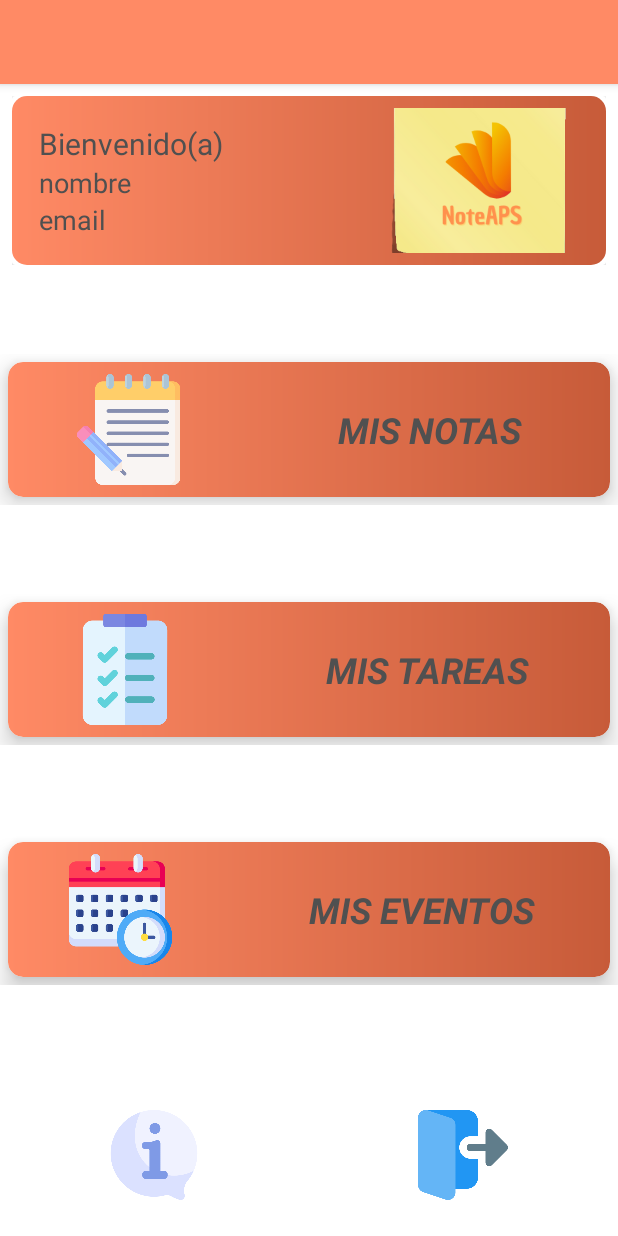
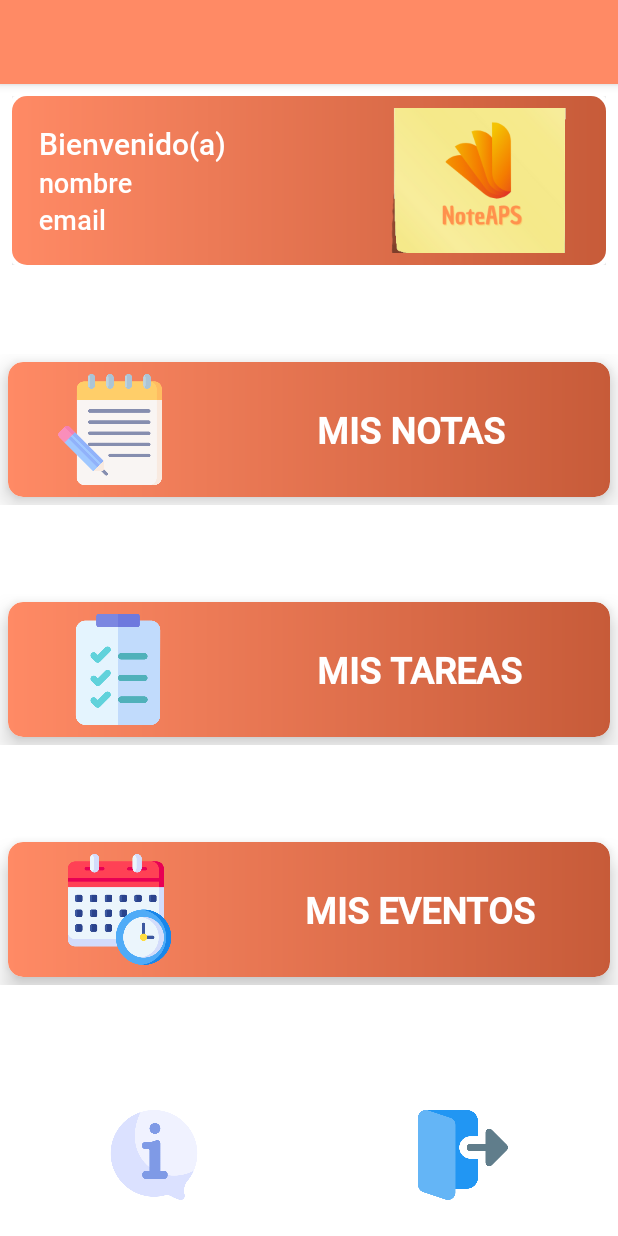
Before and after one commit to antoni0ps/NoteAps, an Android app: the screen it shows after launch once a user with an empty profile is signed in (MenuActivity), on a phone screen of 412 x 824 dp. Run offline under Robolectric (Android 15) with nearby library versions, the light colour scheme and no system bars; our stand-ins replace Firebase (no records; nobody signed in at launch, a user with empty details on screens opened directly).

```diff
--- a/app/src/main/java/com/proyecto/tasksnotes/MenuActivity.kt
+++ b/app/src/main/java/com/proyecto/tasksnotes/MenuActivity.kt
@@ -43,13 +43,9 @@ class MenuActivity : AppCompatActivity() {
 
         loadData()
 
-        //Datos enviados por el botón añadir tarea
-            /*val intent = Intent(this, Add_Task_Activity::class.java)
-            name = binding.tvName.text.toString()
-            email = binding.tvEmail.text.toString()
-            intent.putExtra("name", name)
-            intent.putExtra("email", email)
-            startActivity(intent)*/
+
+
+
 
         binding.myTasksButton.setOnClickListener {
             startActivity(Intent(this, List_Tasks::class.java))
@@ -84,8 +80,8 @@ class MenuActivity : AppCompatActivity() {
                     val email = "" + snapshot.child("email").value
 
                     // En caso de que exista un usuario logueado seteamos el texto con su nombre y su email
-                    binding.tvName.setText("$name $surname")
-                    binding.tvEmail.setText(email)
+                    binding.tvName.text = "$name $surname"
+                    binding.tvEmail.text = email
 
                     //Si existe usuario logueado habilitamos los botones del menu
                     binding.myEventsButton.isEnabled = true
@@ -106,4 +102,5 @@ class MenuActivity : AppCompatActivity() {
         startActivity(Intent(this, MainActivity::class.java))
         Toast.makeText(this, "Cerrando sesión...", Toast.LENGTH_SHORT).show()
     }
+
 }
--- a/app/src/main/java/com/proyecto/tasksnotes/model/Task.kt
+++ b/app/src/main/java/com/proyecto/tasksnotes/model/Task.kt
@@ -11,7 +11,7 @@ class Task {
     var taskDate: String? = null
     var status: String? = null
 
-    constructor() {}
+    constructor()
 
     constructor(userUid: String?, taskId: String?, user: String?, email: String?, registryDate: String?, title: String?, description: String?, finishDate: String?, status: String?) {
         this.userUid = userUid
--- a/app/src/main/res/layout/activity_menu.xml
+++ b/app/src/main/res/layout/activity_menu.xml
@@ -1,12 +1,19 @@
 <?xml version="1.0" encoding="utf-8"?>
 
 
-<androidx.constraintlayout.widget.ConstraintLayout xmlns:android="http://schemas.android.com/apk/res/android"
+
+<ScrollView
+    xmlns:android="http://schemas.android.com/apk/res/android"
     xmlns:app="http://schemas.android.com/apk/res-auto"
     xmlns:tools="http://schemas.android.com/tools"
     android:layout_width="match_parent"
     android:layout_height="match_parent"
-    tools:context=".MenuActivity">
+    tools:context=".MenuActivity"
+    android:fillViewport="true">
+
+    <androidx.constraintlayout.widget.ConstraintLayout
+        android:layout_width="match_parent"
+        android:layout_height="match_parent">
 
 
     <androidx.appcompat.widget.LinearLayoutCompat
@@ -50,24 +57,27 @@
                     <TextView
                         android:layout_width="wrap_content"
                         android:layout_height="wrap_content"
+                        android:fontFamily="@font/roboto"
                         android:text="Bienvenido(a)"
-                        android:textColor="@color/dark_grey"
+                        android:textColor="@color/white"
                         android:textSize="20sp" />
 
                     <TextView
                         android:id="@+id/tvName"
                         android:layout_width="wrap_content"
                         android:layout_height="wrap_content"
+                        android:fontFamily="@font/roboto"
                         android:text="nombre"
-                        android:textColor="@color/dark_grey"
+                        android:textColor="@color/white"
                         android:textSize="18sp" />
 
                     <TextView
                         android:id="@+id/tvEmail"
                         android:layout_width="wrap_content"
                         android:layout_height="wrap_content"
+                        android:fontFamily="@font/roboto"
                         android:text="email"
-                        android:textColor="@color/dark_grey"
+                        android:textColor="@color/white"
                         android:textSize="18sp" />
 
                 </androidx.appcompat.widget.LinearLayoutCompat>
@@ -130,21 +140,22 @@
                     android:id="@+id/ivMyNotes"
                     android:layout_width="90dp"
                     android:layout_height="90dp"
-                    android:layout_weight="0.75"
+                    android:layout_weight="0.5"
                     android:padding="8dp"
                     android:src="@drawable/note_image" />
 
                 <com.google.android.material.textview.MaterialTextView
                     android:layout_width="wrap_content"
                     android:layout_height="match_parent"
-                    android:layout_weight="1.25"
+                    android:layout_weight="1.5"
                     android:elevation="8dp"
                     android:gravity="center"
                     android:text="MIS NOTAS"
-                    android:textColor="@color/dark_grey"
+                    android:fontFamily="@font/roboto"
+                    android:textStyle="bold"
+                    android:textColor="@color/white"
                     android:textSize="24sp"
-                    android:textStyle="bold|italic"
-                    android:translationZ="20dp" />
+                    android:translationZ="8dp" />
 
             </androidx.appcompat.widget.LinearLayoutCompat>
 
@@ -188,20 +199,21 @@
                     android:id="@+id/ivMyTasks"
                     android:layout_width="90dp"
                     android:layout_height="90dp"
-                    android:layout_weight="0.75"
+                    android:layout_weight="0.65"
                     android:padding="8dp"
                     android:src="@drawable/task_image" />
 
                 <com.google.android.material.textview.MaterialTextView
                     android:layout_width="wrap_content"
                     android:layout_height="match_parent"
-                    android:layout_weight="1.25"
+                    android:layout_weight="1.35"
                     android:elevation="8dp"
                     android:gravity="center"
+                    android:fontFamily="@font/roboto"
                     android:text="MIS TAREAS"
-                    android:textColor="@color/dark_grey"
+                    android:textColor="@color/white"
                     android:textSize="24sp"
-                    android:textStyle="bold|italic"
+                    android:textStyle="bold"
                     android:translationZ="20dp" />
 
             </androidx.appcompat.widget.LinearLayoutCompat>
@@ -257,9 +269,10 @@
                     android:elevation="8dp"
                     android:gravity="center"
                     android:text="MIS EVENTOS"
-                    android:textColor="@color/dark_grey"
+                    android:fontFamily="@font/roboto"
+                    android:textColor="@color/white"
                     android:textSize="24sp"
-                    android:textStyle="bold|italic"
+                    android:textStyle="bold"
                     android:translationZ="20dp" />
 
             </androidx.appcompat.widget.LinearLayoutCompat>
@@ -330,4 +343,6 @@
 
     </androidx.appcompat.widget.LinearLayoutCompat>
 
-</androidx.constraintlayout.widget.ConstraintLayout>
+    </androidx.constraintlayout.widget.ConstraintLayout>
+
+</ScrollView>
```
Also changed, not shown: app/src/main/AndroidManifest.xml (+9 -2 lines), app/src/main/java/com/proyecto/tasksnotes/add/Add_Event_Activity.kt (added, +27 -0 lines), app/src/main/java/com/proyecto/tasksnotes/add/Add_Task_Activity.kt (+40 -22 lines), app/src/main/java/com/proyecto/tasksnotes/detail/Detail_Event_Activity.kt (added, +34 -0 lines), app/src/main/java/com/proyecto/tasksnotes/model/Event.kt (added, +13 -0 lines), app/src/main/res/layout/activity_add_event.xml (added, +9 -0 lines), app/src/main/res/layout/activity_add_task.xml (+4 -5 lines), app/src/main/res/layout/activity_detail_event.xml (added, +222 -0 lines), app/src/main/res/font/roboto.ttf (added).
